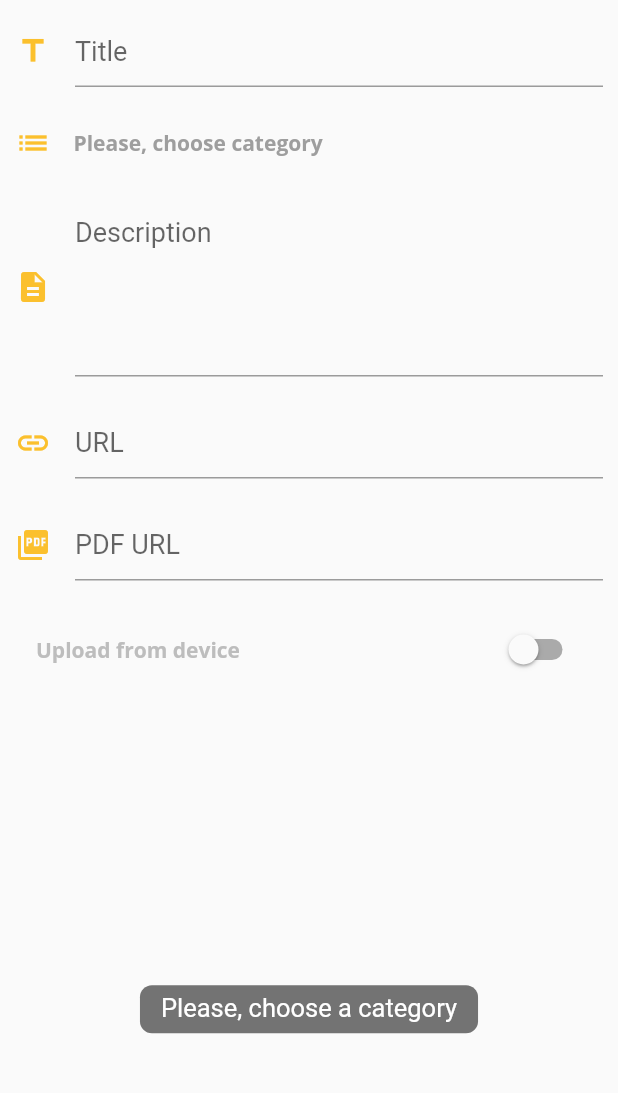
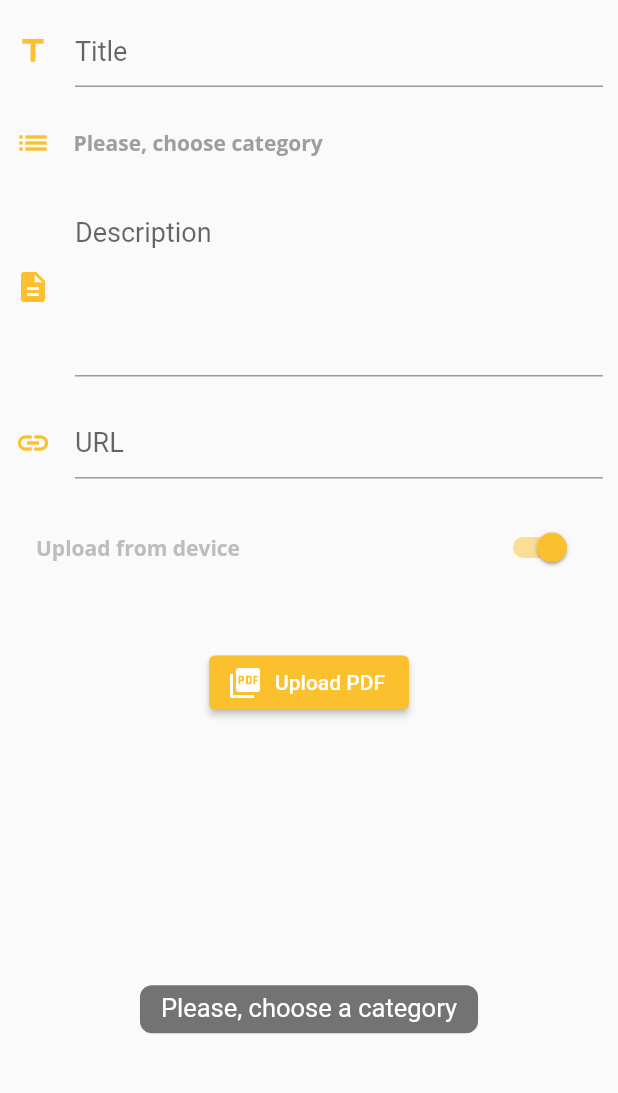
Before and after one commit to Augie33/WPD, a Flutter app: the AddCaseScreen screen opened directly, after a tap on the "add box" icon, on a phone screen of 412 x 824 dp, the part 84-1177 px from its top. Run offline on Flutter 3.47's test engine with Material 2 defaults, Android fonts, the phone set to English and light mode, and no system bars; our stand-ins replace bot_toast, device_preview, dio, file_picker, flutter_hooks, flutter_riverpod and 15 more; missing offline and left inert: dio_http, flutter_cached_pdfview; accounts and stored records are empty; network calls fail.

Commit message:
fix add case viewmodel & add PDFCase class with the parser

```diff
--- a/wpd_app/lib/api/json_parsers/case_list_parser.dart
+++ b/wpd_app/lib/api/json_parsers/case_list_parser.dart
@@ -1,5 +1,3 @@
-import 'dart:convert';
-
 import 'package:wpd_app/api/json_parsers/json_parsers.dart';
 import 'package:wpd_app/models/case/case.dart';
 
--- a/wpd_app/lib/ui/screens/add_case_screen.dart
+++ b/wpd_app/lib/ui/screens/add_case_screen.dart
@@ -20,7 +20,7 @@ class AddCaseScreen extends HookWidget {
   final String? caseId;
   final Case? myCase;
   final _key = GlobalKey<FormState>();
-  final GlobalKey<ScaffoldState> scaffoldKey = new GlobalKey<ScaffoldState>();
+  final GlobalKey<ScaffoldState> scaffoldKey = GlobalKey<ScaffoldState>();
 
   String? _validateTitle(String? value) {
     if (value!.isEmpty) {
@@ -42,24 +42,26 @@ class AddCaseScreen extends HookWidget {
     }
   }
 
-  String? _validateUrl(String? value) {
-    if (value!.isEmpty) {
-      return 'Please, type case URL';
-    } else if (value.trim().isEmpty) {
-      return 'Please, type case URL';
-    } else if (!isURL(value)) {
-      return 'Please, type valid URL';
-    } else {
-      return null;
-    }
-  }
+  // String? _validateUrl(String? value) {
+  //   if (value!.isEmpty) {
+  //     return 'Please, type case URL';
+  //   } else if (value.trim().isEmpty) {
+  //     return 'Please, type case URL';
+  //   } else if (!isURL(value)) {
+  //     return 'Please, type valid URL';
+  //   } else {
+  //     return null;
+  //   }
+  // }
 
   Future<void> _submit(BuildContext context, Case newCase) async {
     if (_key.currentState?.validate() ?? false) {
       final myCase = await context
           .read(AddCaseScreenViewModelProvider.provider)
           .submitCase(newCase);
+
       Routemaster.of(context).pop();
+
       Routemaster.of(context).push('/case/${myCase!.id}');
     } else {
       debugPrint('Error :(');
@@ -77,6 +79,7 @@ class AddCaseScreen extends HookWidget {
 
     // initState
     useEffect(() {
+      addCaseViewmodel.file = null;
       addCaseViewmodel.selectedCategory(null, notifyListener: false);
     }, []);
 
@@ -102,7 +105,7 @@ class AddCaseScreen extends HookWidget {
                     return;
                   }
 
-                  final newCase = await _submit(
+                  await _submit(
                     context,
                     Case(
                       id: 'n/a',
--- a/wpd_app/lib/view_models/add_case_screen_viewmodel.dart
+++ b/wpd_app/lib/view_models/add_case_screen_viewmodel.dart
@@ -6,6 +6,7 @@ import 'package:flutter_riverpod/flutter_riverpod.dart';
 import 'package:dio/dio.dart';
 import 'package:wpd_app/api/http_client.dart';
 import 'package:wpd_app/api/json_parsers/case_parser.dart';
+import 'package:wpd_app/api/json_parsers/pdf_case_parser.dart';
 import 'package:wpd_app/models/case/case.dart';
 import 'package:wpd_app/models/custom_category/custom_category.dart';
 import 'package:wpd_app/services/file_picker/file_picker_service.dart';
@@ -23,7 +24,7 @@ class AddCaseScreenViewModel extends ChangeNotifier {
   final _filePickerService = serviceLocator<FilePickerService>();
 
   bool _loading = false;
-  bool _uploadFromDevice = false;
+  bool _uploadFromDevice = true;
   File? _file;
   CustomCategory? _selectedCateogry;
 
@@ -36,6 +37,8 @@ class AddCaseScreenViewModel extends ChangeNotifier {
     _uploadFromDevice = value;
     notifyListeners();
   }
+
+  set file(value) => _file = value;
 
   void selectedCategory(CustomCategory? category,
       {bool notifyListener = true}) {
@@ -78,6 +81,7 @@ class AddCaseScreenViewModel extends ChangeNotifier {
       if (_file != null) {
         await _requestRest.uploadFile(
           '/cases/${data.id}/pdf',
+          const PDFCaseParser(),
           file: _file!,
         );
       }
--- a/wpd_app/pubspec.yaml
+++ b/wpd_app/pubspec.yaml
@@ -48,7 +48,6 @@ dependencies:
   url_launcher: ^6.0.11
   google_fonts: ^2.1.0
   shared_preferences: ^2.0.8
-  package_info: ^2.0.2
   connectivity_plus: ^1.1.0
   flutter_secure_storage: ^4.2.1
   dio_http: ^5.0.4
```
Also changed, not shown: wpd_app/lib/api/http_client.dart (+7 -16 lines), wpd_app/lib/api/json_parsers/pdf_case_parser.dart (added, +13 -0 lines), wpd_app/lib/models/pdf_case/pdf_case.dart (added, +18 -0 lines), wpd_app/lib/models/pdf_case/pdf_case.freezed.dart (added), wpd_app/lib/models/pdf_case/pdf_case.g.dart (added), wpd_app/pubspec.lock.
